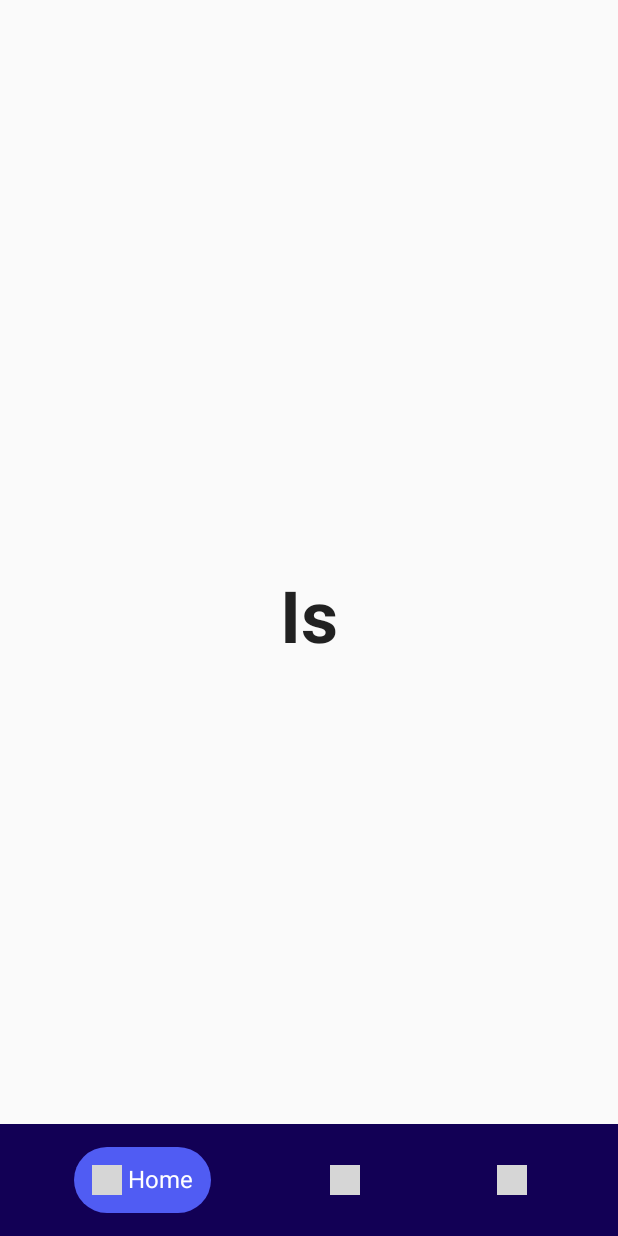
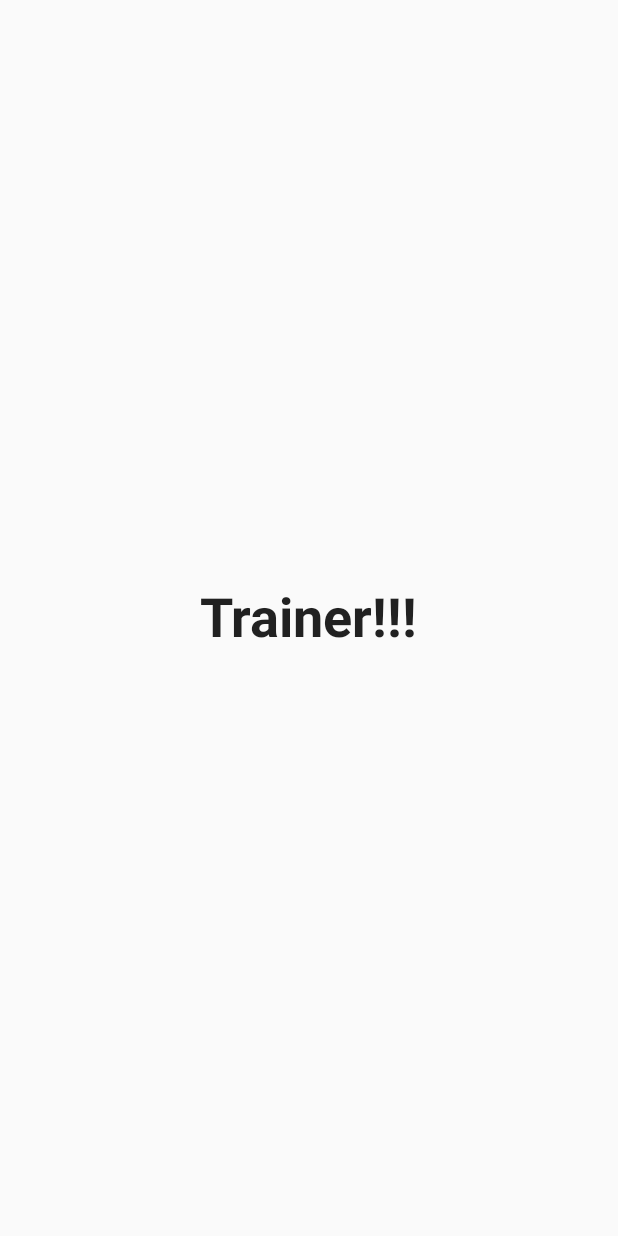
Before and after one commit to AlwynHD/GymApplication, an Android app built with Jetpack Compose: the screen it shows after launch (MainActivity), on a phone screen of 412 x 824 dp. Run offline under Robolectric (Android 15) with nearby library versions, the phone set to English and light mode, and no system bars; our stand-ins replace Firebase (no records; nobody signed in at launch, a user with empty details on screens opened directly); grey boxes are pictures that could not be loaded.

Commit message:
Added Fadein/Fadeout text to ChooseTrainer Screen

```diff
--- a/app/src/main/java/com/example/gymconsultationapp/LoginScreen.kt
+++ b/app/src/main/java/com/example/gymconsultationapp/LoginScreen.kt
@@ -326,7 +326,7 @@ Box(
 
 
                                 Toast.makeText(context, "Account Successfully Created.Log in!", Toast.LENGTH_SHORT).show()
-                                navController.navigate(route = Screen.TrainerMenu.route)
+                                navController.navigate(route = Screen.FirstTimeLoginScreen.route)
                             }else {
                                 Log.d("TAG", task.exception.toString())
                                 Toast.makeText(context, task.exception.toString(), Toast.LENGTH_SHORT).show()
--- a/app/src/main/java/com/example/gymconsultationapp/NavGraph.kt
+++ b/app/src/main/java/com/example/gymconsultationapp/NavGraph.kt
@@ -4,21 +4,22 @@ import androidx.compose.runtime.Composable
 import androidx.navigation.NavHostController
 import androidx.navigation.compose.NavHost
 import androidx.navigation.compose.composable
+import com.example.gymconsultationapp.ui.theme.ChooseTrainer
 import com.google.firebase.auth.FirebaseAuth
 
 @Composable
 fun SetupNavGraph(
     navController: NavHostController
 ){
-    NavHost(navController = navController, startDestination = Screen.TrainerMenu.route) {
+    NavHost(navController = navController, startDestination = Screen.ChooseTrainer.route) {
         composable(route = Screen.LoginScreen.route) {
             LoginScreen(navController =  navController)
         }
         composable(route = Screen.TrainerMenu.route) {
             TrainerMenu(navController = navController)
         }
-        composable(route = Screen.TraineeMenu.route) {
-            //Trainee Route
+        composable(route = Screen.ChooseTrainer.route) {
+            ChooseTrainer(navController = navController)
         }
         composable(route = Screen.SignUpScreen.route) {
             SignUpScreen(navController = navController)
--- /dev/null
+++ b/app/src/main/java/com/example/gymconsultationapp/ReusuableComposables.kt
@@ -0,0 +1,125 @@
+package com.example.gymconsultationapp
+
+
+import android.content.ContentValues
+import android.util.Log
+import androidx.compose.animation.AnimatedVisibility
+import androidx.compose.animation.core.LinearOutSlowInEasing
+import androidx.compose.animation.core.tween
+import androidx.compose.animation.fadeIn
+import androidx.compose.animation.fadeOut
+import androidx.compose.foundation.layout.*
+import androidx.compose.foundation.shape.RoundedCornerShape
+import androidx.compose.foundation.text.KeyboardActions
+import androidx.compose.foundation.text.KeyboardOptions
+import androidx.compose.material.*
+import androidx.compose.runtime.*
+import androidx.compose.ui.Alignment
+import androidx.compose.ui.Modifier
+import androidx.compose.ui.platform.LocalFocusManager
+import androidx.compose.ui.text.*
+import androidx.compose.ui.text.font.FontWeight
+import androidx.compose.ui.text.input.ImeAction
+import androidx.compose.ui.text.input.KeyboardType
+import androidx.compose.ui.unit.*
+import kotlinx.coroutines.delay
+
+//Input text field
+@Composable
+fun ProfessionalTextField(
+    onInputChanged: (String) -> Unit,
+    text: String,
+    modifier: Modifier
+) {
+    val focusManager = LocalFocusManager.current
+
+    TextField(
+        value = text,
+        onValueChange = onInputChanged,
+        modifier = modifier
+            .fillMaxWidth()
+            .height(80.dp)
+            .padding(horizontal = 16.dp, vertical = 8.dp),
+        textStyle = TextStyle(fontSize = MaterialTheme.typography.h5.fontSize),
+        label = {
+            Text(
+                text = "Enter text here",
+                style = MaterialTheme.typography.caption,
+                color = MaterialTheme.colors.onSurface.copy(alpha = 0.5f)
+            )
+        },
+        colors = TextFieldDefaults.textFieldColors(
+            textColor = MaterialTheme.colors.onSurface,
+            backgroundColor = MaterialTheme.colors.surface,
+            focusedIndicatorColor = MaterialTheme.colors.primary,
+            unfocusedIndicatorColor = MaterialTheme.colors.onSurface.copy(alpha = 0.3f),
+            disabledIndicatorColor = MaterialTheme.colors.onSurface.copy(alpha = 0.3f),
+        ),
+        singleLine = true,
+        shape = MaterialTheme.shapes.medium,
+        keyboardOptions = KeyboardOptions(
+            imeAction = ImeAction.Done,
+            keyboardType = KeyboardType.Text
+        ),
+        keyboardActions = KeyboardActions(
+            onDone = { focusManager.clearFocus() }
+        )
+    )
+}
+
+//Text that fades in and out
+@Composable
+fun FadingStrings(strings: List<String>) {
+    Box(
+        modifier = Modifier.fillMaxSize(),
+        contentAlignment = Alignment.Center
+    ) {
+        var currentIndex by remember { mutableStateOf(0) }
+        var visible by remember { mutableStateOf(false) }
+        var isCompleted by remember { mutableStateOf(true) }
+
+
+        LaunchedEffect(Unit) {
+            while (isCompleted) {
+                Log.d(ContentValues.TAG, currentIndex.toString() + strings.size.toString())
+                // Show the current text
+                visible = true
+                delay(1500L)
+
+                // Hide the current text and move to the next one
+                visible = false
+
+                delay(1000L)
+                if (currentIndex == strings.size) {
+                    isCompleted = false
+
+                }
+
+                currentIndex = (currentIndex + 1) % strings.size
+            }
+        }
+
+        AnimatedVisibility(
+            visible = visible,
+            enter = fadeIn(
+                animationSpec = tween(
+                    durationMillis = 750,
+                    easing = LinearOutSlowInEasing
+                )
+            ),
+            exit = fadeOut(
+                animationSpec = tween(
+                    durationMillis = 750,
+                    easing = LinearOutSlowInEasing
+                )
+            )
+        ) {
+            Text(
+                text = strings[currentIndex],
+                fontSize = 36.sp,
+                fontWeight = FontWeight.Bold,
+                modifier = Modifier
+            )
+        }
+    }
+}
--- a/app/src/main/java/com/example/gymconsultationapp/Screen.kt
+++ b/app/src/main/java/com/example/gymconsultationapp/Screen.kt
@@ -10,5 +10,6 @@ sealed class Screen(val route: String){
     object FirstTrainer : Screen("first_trainer_login")
     object FirstTrainee : Screen("first_trainee_login")
     object UploadImage : Screen("upload_image")
+    object ChooseTrainer : Screen("choose_trainer")
 
 }
--- a/app/src/main/java/com/example/gymconsultationapp/TrainerMenu.kt
+++ b/app/src/main/java/com/example/gymconsultationapp/TrainerMenu.kt
@@ -41,7 +41,7 @@ fun TrainerMenu(navController: NavController) {
         contentAlignment = Alignment.Center
 
     ) {
-        FadingStrings(listOf("Hello", "My", "Name", "Is", "Alwyn"))
+
 //        Text(
 //            modifier = Modifier.clickable {
 //                navController.navigate(route = Screen.LoginScreen.route)
@@ -150,60 +150,3 @@ data class BottomMenuContent(
     val title: String,
     @DrawableRes val iconId: Int
 )
-
-
-@Composable
-fun FadingStrings(strings: List<String>) {
-    Box(
-        modifier = Modifier.fillMaxSize(),
-        contentAlignment = Alignment.Center
-    ) {
-        var currentIndex by remember { mutableStateOf(0) }
-        var visible by remember { mutableStateOf(false) }
-        var isCompleted by remember { mutableStateOf(true) }
-
-
-        LaunchedEffect(Unit) {
-            while (isCompleted) {
-                Log.d(TAG, currentIndex.toString() + strings.size.toString())
-                // Show the current text
-                visible = true
-                delay(1500L)
-
-                // Hide the current text and move to the next one
-                visible = false
-
-                delay(1000L)
-                if (currentIndex == strings.size) {
-                    isCompleted = false
-
-                }
-
-                currentIndex = (currentIndex + 1) % strings.size
-            }
-        }
-
-        AnimatedVisibility(
-            visible = visible,
-            enter = fadeIn(
-                animationSpec = tween(
-                    durationMillis = 750,
-                    easing = LinearOutSlowInEasing
-                )
-            ),
-            exit = fadeOut(
-                animationSpec = tween(
-                    durationMillis = 750,
-                    easing = LinearOutSlowInEasing
-                )
-            )
-        ) {
-            Text(
-                text = strings[currentIndex],
-                fontSize = 48.sp,
-                fontWeight = FontWeight.Bold,
-                modifier = Modifier
-            )
-        }
-    }
-}
--- /dev/null
+++ b/app/src/main/java/com/example/gymconsultationapp/ui/theme/TraineeMenu.kt
@@ -0,0 +1,18 @@
+package com.example.gymconsultationapp.ui.theme
+
+import androidx.compose.foundation.layout.Column
+import androidx.compose.foundation.layout.fillMaxSize
+import androidx.compose.material.Text
+import androidx.compose.runtime.Composable
+import androidx.compose.ui.Modifier
+import androidx.navigation.NavController
+import com.example.gymconsultationapp.FadingStrings
+
+@Composable
+fun ChooseTrainer(navController: NavController) {
+    Column(
+        modifier = Modifier.fillMaxSize()
+    ) {
+        FadingStrings(listOf("Thank You For Waiting", "One Last Step", "Choose Your Perfect...", "Trainer!!!"))
+    }
+}
```
Also changed, not shown: app/src/main/java/com/example/gymconsultationapp/FirstLogin.kt (deleted, +0 -208 lines), app/src/main/java/com/example/gymconsultationapp/FirstTimeLoginScreen.kt (+124 -9 lines).
